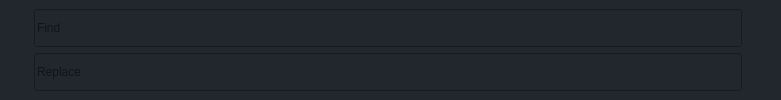
Old version of the form Search.ui in the repository i-minakov/utext.
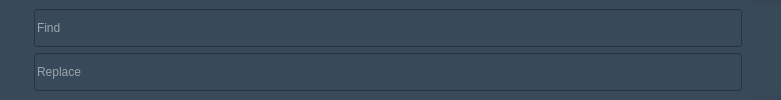
New version of the form. Icons and pictures are not drawn.

Commit message: color and icon add

The edit to the form file:
```diff
--- a/Search.ui
+++ b/Search.ui
@@ -98,7 +98,8 @@
          </size>
         </property>
         <property name="styleSheet">
-         <string notr="true">border: none;</string>
+         <string notr="true">border: none;
+background-color: #384959;</string>
         </property>
         <property name="text">
          <string/>
@@ -115,7 +116,7 @@
    <item>
     <widget class="QWidget" name="FinRepWd" native="true">
      <property name="styleSheet">
-      <string/>
+      <string notr="true">background-color: #384959;</string>
      </property>
      <layout class="QVBoxLayout" name="verticalLayout_2">
       <item>
@@ -132,6 +133,9 @@
           <height>0</height>
          </size>
         </property>
+        <property name="styleSheet">
+         <string notr="true">color: #FFFFFF;</string>
+        </property>
         <property name="placeholderText">
          <string>Find</string>
         </property>
@@ -151,6 +155,9 @@
           <height>0</height>
          </size>
         </property>
+        <property name="styleSheet">
+         <string notr="true">color: #FFFFFF;</string>
+        </property>
         <property name="placeholderText">
          <string>Replace</string>
         </property>
@@ -174,7 +181,7 @@
       </size>
      </property>
      <property name="styleSheet">
-      <string notr="true"/>
+      <string notr="true">background-color: #364656;</string>
      </property>
      <layout class="QVBoxLayout" name="verticalLayout">
       <property name="spacing">
@@ -213,7 +220,8 @@
          </size>
         </property>
         <property name="styleSheet">
-         <string notr="true">border: none;</string>
+         <string notr="true">border: none;
+background-color: #384959;</string>
         </property>
         <property name="text">
          <string/>
@@ -245,7 +253,8 @@
          </size>
         </property>
         <property name="styleSheet">
-         <string notr="true">border: none;</string>
+         <string notr="true">border: none;
+background-color: #384959;</string>
         </property>
         <property name="text">
          <string/>
@@ -277,7 +286,8 @@
          </size>
         </property>
         <property name="styleSheet">
-         <string notr="true">border: none;</string>
+         <string notr="true">border: none;
+background-color: #384959;</string>
         </property>
         <property name="text">
          <string/>
```
The commit also changes 7 other files.
